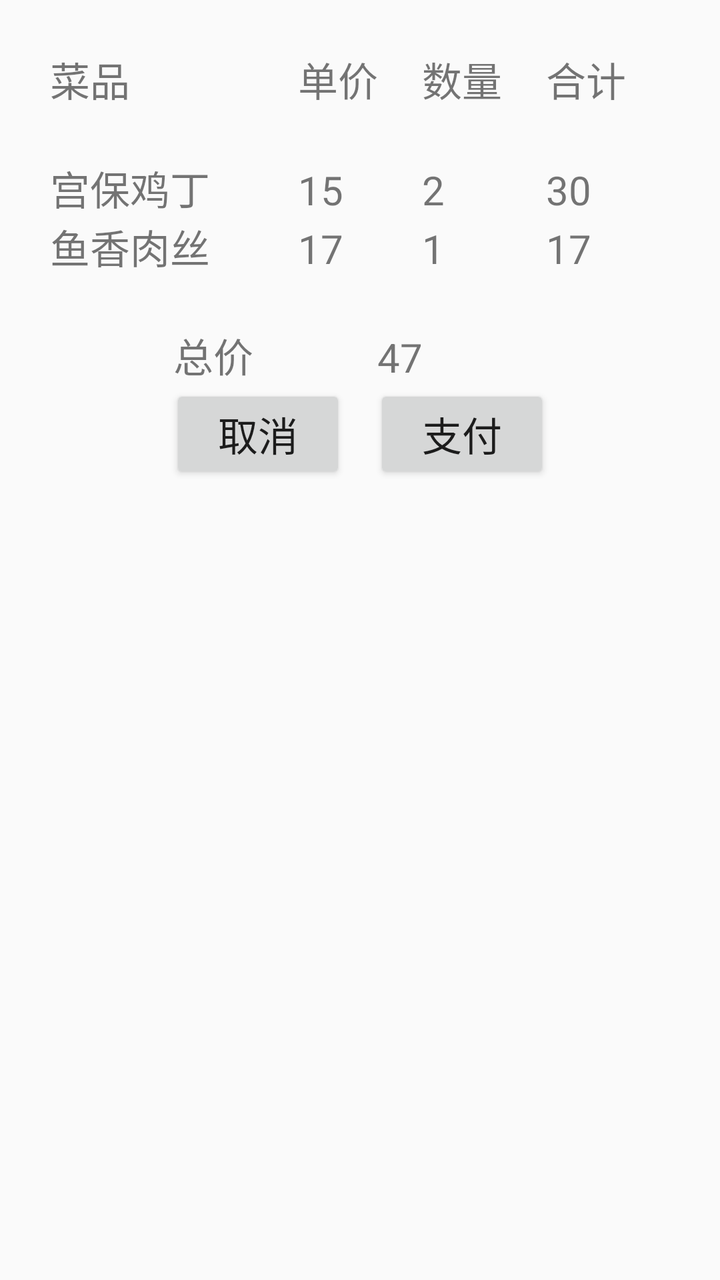
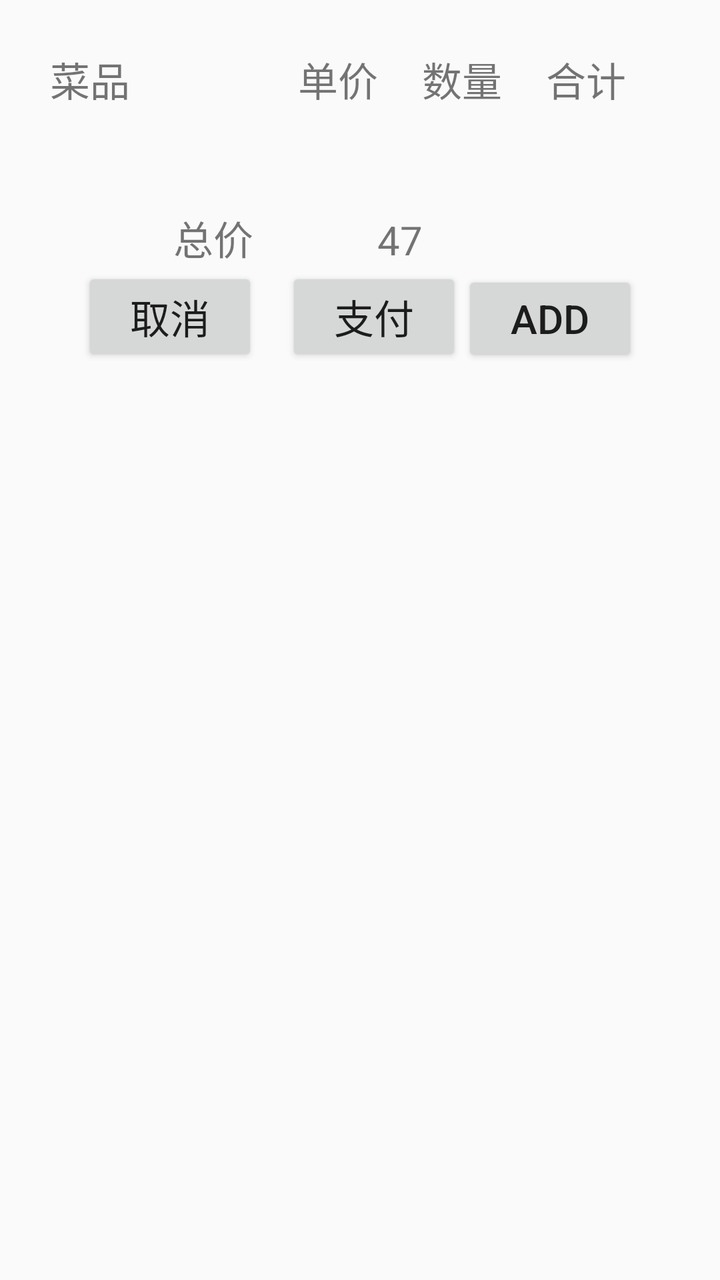

Before-and-after screenshots of an Android layout around one commit, followed by the original layout XML and the change that was made.
<!-- AndroidManifest.xml: application theme Theme.Class2021_2022_2_AndroidAppDevelopTraining -->
<!-- res/layout/framgment_ordered_stu.xml -->
<?xml version="1.0" encoding="utf-8"?>
<LinearLayout xmlns:android="http://schemas.android.com/apk/res/android"
    android:layout_width="match_parent"
    android:layout_height="match_parent"
    android:padding="25dp"
    android:orientation="vertical">

    <LinearLayout
        android:layout_width="match_parent"
        android:layout_height="wrap_content"
        android:layout_marginBottom="25dp"
        android:orientation="horizontal">

        <TextView
            android:layout_width="0dp"
            android:layout_height="wrap_content"
            android:layout_weight="4"
            android:textSize="20dp"
            android:text="菜品" />

        <TextView
            android:layout_width="0dp"
            android:layout_height="wrap_content"
            android:layout_weight="2"
            android:textSize="20dp"
            android:text="单价" />

        <TextView
            android:layout_width="0dp"
            android:layout_height="wrap_content"
            android:layout_weight="2"
            android:textSize="20dp"
            android:text="数量" />

        <TextView
            android:layout_width="0dp"
            android:layout_height="wrap_content"
            android:layout_weight="2"
            android:textSize="20dp"
            android:text="合计" />

    </LinearLayout>

    <LinearLayout
        android:layout_width="match_parent"
        android:layout_height="wrap_content"
        android:layout_marginBottom="25dp"
        android:orientation="vertical">

        <LinearLayout
            android:layout_width="match_parent"
            android:layout_height="wrap_content"
            android:orientation="horizontal">

            <TextView
                android:layout_width="0dp"
                android:layout_height="wrap_content"
                android:layout_weight="4"
                android:textSize="20dp"
                android:text="宫保鸡丁" />

            <TextView
                android:layout_width="0dp"
                android:layout_height="wrap_content"
                android:layout_weight="2"
                android:textSize="20dp"
                android:text="15" />

            <TextView
                android:layout_width="0dp"
                android:layout_height="wrap_content"
                android:layout_weight="2"
                android:textSize="20dp"
                android:text="2" />

            <TextView
                android:layout_width="0dp"
                android:layout_height="wrap_content"
                android:layout_weight="2"
                android:textSize="20dp"
                android:text="30" />
        </LinearLayout>

        <LinearLayout
            android:layout_width="match_parent"
            android:layout_height="wrap_content"
            android:orientation="horizontal">

            <TextView
                android:layout_width="0dp"
                android:layout_height="wrap_content"
                android:layout_weight="4"
                android:textSize="20dp"
                android:text="鱼香肉丝" />

            <TextView
                android:layout_width="0dp"
                android:layout_height="wrap_content"
                android:layout_weight="2"
                android:textSize="20dp"
                android:text="17" />

            <TextView
                android:layout_width="0dp"
                android:layout_height="wrap_content"
                android:layout_weight="2"
                android:textSize="20dp"
                android:text="1" />

            <TextView
                android:layout_width="0dp"
                android:layout_height="wrap_content"
                android:layout_weight="2"
                android:textSize="20dp"
                android:text="17" />
        </LinearLayout>


    </LinearLayout>

    <LinearLayout
        android:layout_width="match_parent"
        android:layout_height="wrap_content"
        android:orientation="vertical">

        <LinearLayout
            android:layout_width="match_parent"
            android:layout_height="wrap_content">

            <LinearLayout
                android:layout_width="match_parent"
                android:layout_height="wrap_content"
                android:orientation="horizontal">

                <TextView
                    android:layout_width="wrap_content"
                    android:layout_height="wrap_content"
                    android:gravity="center"
                    android:layout_weight="5"
                    android:text="总价"
                    android:textSize="20dp" />

                <TextView
                    android:layout_width="wrap_content"
                    android:layout_height="wrap_content"
                    android:layout_weight="5"
                    android:gravity="left"
                    android:text="47"
                    android:textSize="20dp" />
            </LinearLayout>


        </LinearLayout>

        <LinearLayout
            android:layout_width="match_parent"
            android:layout_height="wrap_content"
            android:gravity="center">

            <LinearLayout
                android:layout_width="wrap_content"
                android:layout_height="wrap_content"
                android:orientation="horizontal">

                <Button
                    android:layout_width="wrap_content"
                    android:layout_height="wrap_content"
                    android:gravity="center"
                    android:layout_marginRight="7dp"
                    android:text="取消"
                    android:textSize="20dp" />

                <Button
                    android:layout_width="wrap_content"
                    android:layout_height="wrap_content"
                    android:layout_marginLeft="7dp"
                    android:gravity="center"
                    android:text="支付"
                    android:textSize="20dp" />


            </LinearLayout>


        </LinearLayout>

    </LinearLayout>

</LinearLayout>
<!-- resources referenced by this layout -->
<resources>
  <style name="Theme.Class2021_2022_2_AndroidAppDevelopTraining" parent="Theme.MaterialComponents.DayNight.DarkActionBar.Bridge">
          
          <item name="colorPrimary">@color/purple_500</item>
          <item name="colorPrimaryVariant">@color/purple_700</item>
          <item name="colorOnPrimary">@color/white</item>
          
          <item name="colorSecondary">@color/teal_200</item>
          <item name="colorSecondaryVariant">@color/teal_700</item>
          <item name="colorOnSecondary">@color/black</item>
          
          <item name="android:statusBarColor" tools:targetApi="l">?attr/colorPrimaryVariant</item>
          
      </style>
  <color name="purple_500">#FF6200EE</color>
  <color name="purple_700">#FF3700B3</color>
  <color name="white">#FFFFFFFF</color>
  <color name="teal_200">#FF03DAC5</color>
  <color name="teal_700">#FF018786</color>
  <color name="black">#FF000000</color>
</resources>

<!-- the commit's change to res/layout/framgment_ordered_stu.xml (unified diff, before → after) -->
@@ -1,7 +1,7 @@
 <?xml version="1.0" encoding="utf-8"?>
 <LinearLayout xmlns:android="http://schemas.android.com/apk/res/android"
     android:layout_width="match_parent"
-    android:layout_height="match_parent"
+    android:layout_height="wrap_content"
     android:padding="25dp"
     android:orientation="vertical">
 
@@ -41,82 +41,11 @@
 
     </LinearLayout>
 
-    <LinearLayout
+    <ListView
+        android:id="@+id/list_view"
         android:layout_width="match_parent"
         android:layout_height="wrap_content"
-        android:layout_marginBottom="25dp"
-        android:orientation="vertical">
-
-        <LinearLayout
-            android:layout_width="match_parent"
-            android:layout_height="wrap_content"
-            android:orientation="horizontal">
-
-            <TextView
-                android:layout_width="0dp"
-                android:layout_height="wrap_content"
-                android:layout_weight="4"
-                android:textSize="20dp"
-                android:text="宫保鸡丁" />
-
-            <TextView
-                android:layout_width="0dp"
-                android:layout_height="wrap_content"
-                android:layout_weight="2"
-                android:textSize="20dp"
-                android:text="15" />
-
-            <TextView
-                android:layout_width="0dp"
-                android:layout_height="wrap_content"
-                android:layout_weight="2"
-                android:textSize="20dp"
-                android:text="2" />
-
-            <TextView
-                android:layout_width="0dp"
-                android:layout_height="wrap_content"
-                android:layout_weight="2"
-                android:textSize="20dp"
-                android:text="30" />
-        </LinearLayout>
-
-        <LinearLayout
-            android:layout_width="match_parent"
-            android:layout_height="wrap_content"
-            android:orientation="horizontal">
-
-            <TextView
-                android:layout_width="0dp"
-                android:layout_height="wrap_content"
-                android:layout_weight="4"
-                android:textSize="20dp"
-                android:text="鱼香肉丝" />
-
-            <TextView
-                android:layout_width="0dp"
-                android:layout_height="wrap_content"
-                android:layout_weight="2"
-                android:textSize="20dp"
-                android:text="17" />
-
-            <TextView
-                android:layout_width="0dp"
-                android:layout_height="wrap_content"
-                android:layout_weight="2"
-                android:textSize="20dp"
-                android:text="1" />
-
-            <TextView
-                android:layout_width="0dp"
-                android:layout_height="wrap_content"
-                android:layout_weight="2"
-                android:textSize="20dp"
-                android:text="17" />
-        </LinearLayout>
-
-
-    </LinearLayout>
+        android:layout_marginBottom="25dp" />
 
     <LinearLayout
         android:layout_width="match_parent"
@@ -178,6 +107,13 @@
                     android:text="支付"
                     android:textSize="20dp" />
 
+                <Button
+                    android:textSize="20dp"
+                    android:layout_width="wrap_content"
+                    android:layout_height="wrap_content"
+                    android:text="add"
+                    android:id="@+id/add" />
+
 
             </LinearLayout>
 
